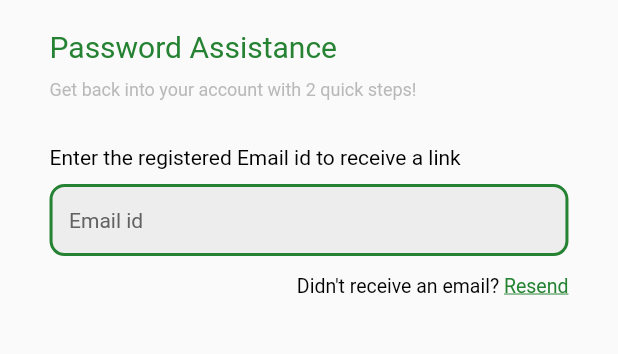
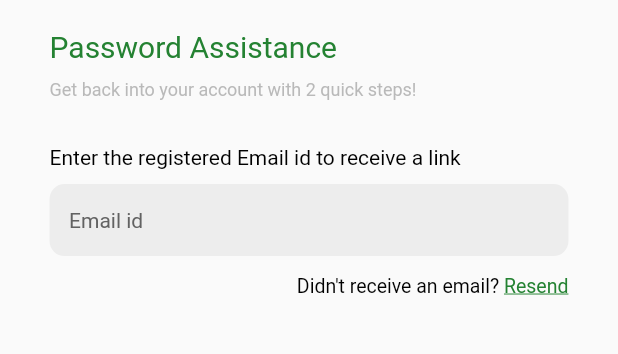
Before and after one commit to smit-mist/Huddle-Score, a Flutter app: the PasswordAssistSuccessScreen screen opened directly, on a phone screen of 412 x 824 dp, the part 229-583 px from its top. Run offline on Flutter 3.47's test engine with Material 2 defaults, Android fonts, the phone set to English and light mode, and no system bars; our stand-ins replace bloc, cloud_firestore, equatable, firebase_auth, firebase_core, flutter_bloc and 2 more; accounts and stored records are empty; network calls fail.

Commit message:
Trying to fix the text field

```diff
--- a/lib/constants.dart
+++ b/lib/constants.dart
@@ -27,7 +27,7 @@ TextStyle themeFont({Color color, FontWeight w, double s}) {
   // return TextStyle(color: color, fontWeight: w, fontSize: 14);
 }
 
-InputDecoration normalTextDecoration(bool _isActive, String name) {
+InputDecoration normalTextDecoration(String name) {
   return InputDecoration(
     hintText: name,
     hintStyle: themeFont(color: Color(0xff626262), w: FontWeight.normal, s: 14),
@@ -38,27 +38,32 @@ InputDecoration normalTextDecoration(bool _isActive, String name) {
     ),
     border: OutlineInputBorder(
       borderRadius: BorderRadius.circular(10),
-      borderSide: (_isActive == false
-          ? BorderSide(
-              width: 0,
-              style: BorderStyle.none,
-            )
-          : BorderSide(
-              width: 2,
-              color: kThemeColor,
-            )),
+      borderSide: BorderSide.none,
+    ),
+    focusedBorder: OutlineInputBorder(
+      borderRadius: BorderRadius.circular(10),
+      borderSide: BorderSide(
+        width: 2,
+        color: kThemeColor,
+      ),
+    ),
+  );
+}
+InputDecoration filledTextDecoration(String name){
+  return InputDecoration(
+    hintText: name,
+    hintStyle: themeFont(color: Color(0xff626262), w: FontWeight.normal, s: 14),
+    contentPadding: EdgeInsets.fromLTRB(13.0, 14.0, 0, 15.0),
+    filled: true,
+    fillColor: Colors.grey.withOpacity(
+      0.14,
     ),
     enabledBorder: OutlineInputBorder(
       borderRadius: BorderRadius.circular(10),
-      borderSide: (_isActive == false
-          ? BorderSide(
-              width: 0,
-              style: BorderStyle.none,
-            )
-          : BorderSide(
-              width: 2,
-              color: kThemeColor,
-            )),
+      borderSide: BorderSide(
+        width: 2,
+        color: kThemeColor,
+      ),
     ),
   );
 }
--- a/lib/screens/auth_and_user/password_assist_screen.dart
+++ b/lib/screens/auth_and_user/password_assist_screen.dart
@@ -89,7 +89,7 @@ class PasswordAssistInitialScreen extends StatelessWidget {
                                   w: FontWeight.normal,
                                 ),
                                 decoration: normalTextDecoration(
-                                    state.emailTap, 'Email id'),
+                                    'Email id'),
                               ),
                             );
                           },
@@ -198,7 +198,7 @@ class PasswordAssistSuccessScreen extends StatelessWidget {
                         color: Colors.black,
                         w: FontWeight.normal,
                       ),
-                      decoration: normalTextDecoration(true, 'Email id'),
+                      decoration: normalTextDecoration('Email id'),
                     ),
                   ),
                   SizedBox(
@@ -292,7 +292,7 @@ class PasswordAssistFailureScreen extends StatelessWidget {
                         color: Colors.black,
                         w: FontWeight.normal,
                       ),
-                      decoration: normalTextDecoration(true, 'Email id'),
+                      decoration: normalTextDecoration('Email id'),
                     ),
                   ),
                   SizedBox(
--- a/lib/screens/auth_and_user/sign_in_screen.dart
+++ b/lib/screens/auth_and_user/sign_in_screen.dart
@@ -70,7 +70,7 @@ class SignInScreen extends StatelessWidget {
                             w: FontWeight.normal,
                           ),
                           decoration: normalTextDecoration(
-                            state.emailTapped,
+
                             'Email id',
                           ),
                         ),
--- a/lib/screens/auth_and_user/sign_up_screen.dart
+++ b/lib/screens/auth_and_user/sign_up_screen.dart
@@ -83,7 +83,7 @@ class SignUpScreen extends StatelessWidget {
                             w: FontWeight.normal,
                           ),
                           decoration: normalTextDecoration(
-                              state.nameTapped, 'Full Name'),
+                              'Full Name'),
                         ),
                       );
                     },
@@ -106,7 +106,7 @@ class SignUpScreen extends StatelessWidget {
                             w: FontWeight.normal,
                           ),
                           decoration: normalTextDecoration(
-                              state.emailTapped, 'Email id'),
+                             'Email id'),
                         ),
                       );
                     },
--- a/lib/screens/fifa/fifa_registration_form.dart
+++ b/lib/screens/fifa/fifa_registration_form.dart
@@ -207,7 +207,7 @@ class _FifaRegistrationFormState extends State<FifaRegistrationForm> {
                       name = true;
                     });
                   },
-                  decoration: normalTextDecoration(name, 'Your Full Name'),
+                  decoration: normalTextDecoration('Your Full Name'),
                 ),
                 SizedBox(
                   height: 15,
@@ -225,7 +225,7 @@ class _FifaRegistrationFormState extends State<FifaRegistrationForm> {
                     contact = true;
                   },
                   decoration:
-                      normalTextDecoration(contact, 'Your Contact Number')
+                      normalTextDecoration('Your Contact Number')
                           .copyWith(
                     prefixIcon: Container(
                       width: w * 0.15,
@@ -269,7 +269,7 @@ class _FifaRegistrationFormState extends State<FifaRegistrationForm> {
                       email = true;
                     });
                   },
-                  decoration: normalTextDecoration(email, 'Your Email ID'),
+                  decoration: normalTextDecoration('Your Email ID'),
                 ),
                 SizedBox(
                   height: 15,
```
Also changed, not shown: lib/screens/partner_with_us/fill_your_details.dart (+22 -13 lines), lib/screens/tournament/tournament_register_form.dart (+9 -9 lines), lib/screens/tournament/view_all_tournament_screen.dart (+5 -3 lines), lib/screens/widgets/tournament_tile.dart (+7 -7 lines).
